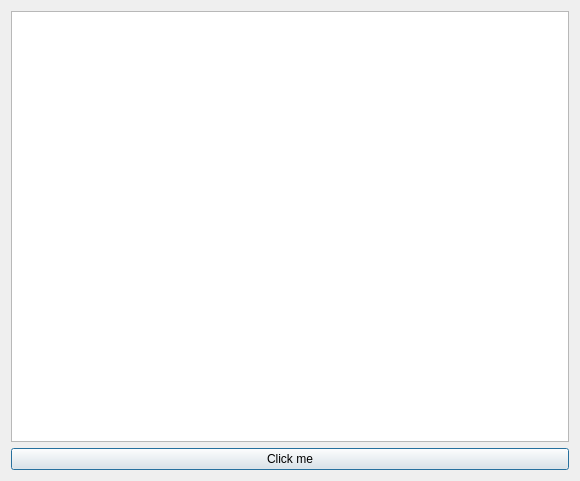
This is examples/treeview.ui in DynamicGravitySystems/DGP as Qt 5 draws it before an edit. The edited form follows.
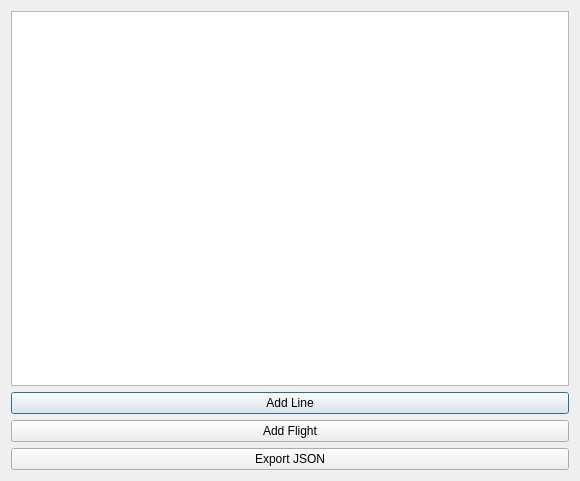
This is the edited form. Custom widgets are drawn as their Qt base class.

What changed in the file:
```diff
--- a/examples/treeview.ui
+++ b/examples/treeview.ui
@@ -15,17 +15,53 @@
   </property>
   <layout class="QVBoxLayout" name="verticalLayout">
    <item>
-    <widget class="QTreeView" name="treeView"/>
+    <widget class="ProjectTreeView" name="treeView">
+     <property name="iconSize">
+      <size>
+       <width>15</width>
+       <height>15</height>
+      </size>
+     </property>
+     <property name="rootIsDecorated">
+      <bool>false</bool>
+     </property>
+     <attribute name="headerVisible">
+      <bool>false</bool>
+     </attribute>
+    </widget>
    </item>
    <item>
     <widget class="QPushButton" name="btn">
      <property name="text">
-      <string>Click me</string>
+      <string>Add Line</string>
+     </property>
+    </widget>
+   </item>
+   <item>
+    <widget class="QPushButton" name="btn_flight">
+     <property name="text">
+      <string>Add Flight</string>
+     </property>
+    </widget>
+   </item>
+   <item>
+    <widget class="QPushButton" name="btn_export">
+     <property name="text">
+      <string>Export JSON</string>
      </property>
     </widget>
    </item>
   </layout>
  </widget>
- <resources/>
+ <customwidgets>
+  <customwidget>
+   <class>ProjectTreeView</class>
+   <extends>QTreeView</extends>
+   <header>dgp.core.views.ProjectTreeView</header>
+  </customwidget>
+ </customwidgets>
+ <resources>
+  <include location="../dgp/gui/ui/resources/resources.qrc"/>
+ </resources>
  <connections/>
 </ui>
```
